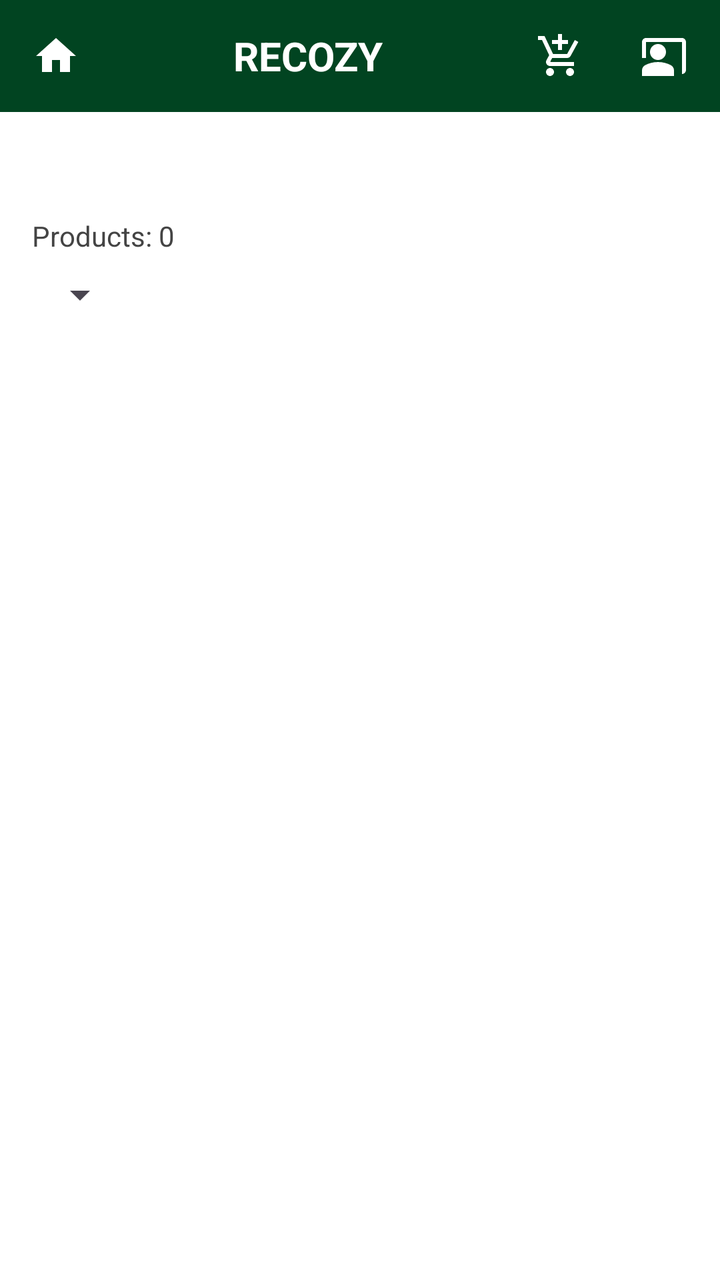
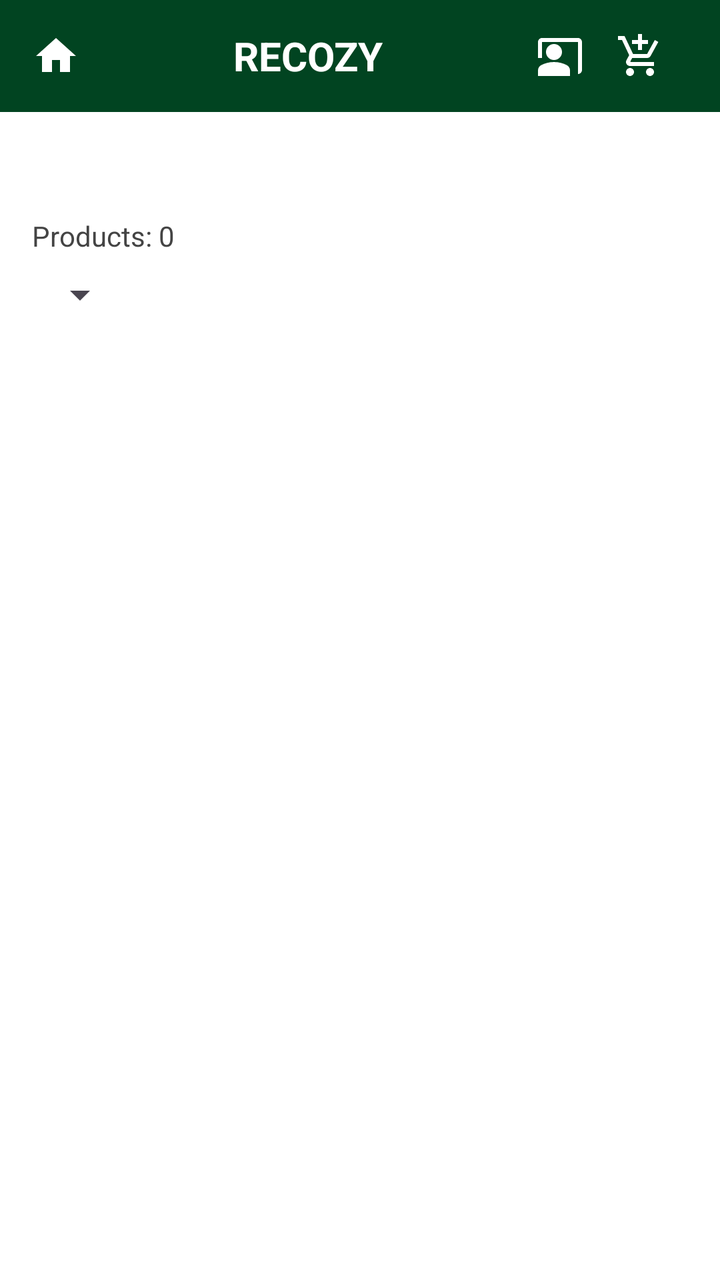

Compare the two renders of this Android layout. The source of the first and the diff that turns it into the second are given below.
<!-- AndroidManifest.xml: application theme Theme.FurnitureStore -->
<!-- res/layout/activity_product_list.xml -->
<?xml version="1.0" encoding="utf-8"?>
<RelativeLayout
    xmlns:android="http://schemas.android.com/apk/res/android"
    xmlns:app="http://schemas.android.com/apk/res-auto"
    android:id="@+id/mainLayout"
    android:layout_width="match_parent"
    android:layout_height="match_parent"
    android:background="@android:color/white"
    android:fitsSystemWindows="true">

    
    <LinearLayout
        android:id="@+id/headerLayout"
        android:layout_width="match_parent"
        android:layout_height="56dp"
        android:orientation="horizontal"
        android:paddingStart="8dp"
        android:paddingEnd="8dp"
        android:gravity="center_vertical"
        android:background="@color/forest_green">

        <ImageView
            android:id="@+id/iconHome"
            android:layout_width="40dp"
            android:layout_height="40dp"
            android:src="@drawable/ic_home"
            app:tint="@android:color/white"
            android:contentDescription="Home"
            android:padding="8dp" />

        <TextView
            android:id="@+id/headerTitle"
            android:layout_width="0dp"
            android:layout_height="wrap_content"
            android:layout_weight="1"
            android:text="RECOZY"
            android:textColor="@android:color/white"
            android:textSize="20sp"
            android:textStyle="bold"
            android:gravity="center" />

        <ImageView
            android:id="@+id/iconCart"
            android:layout_width="40dp"
            android:layout_height="40dp"
            android:src="@drawable/ic_cart"
            app:tint="@android:color/white"
            android:contentDescription="Cart"
            android:padding="8dp"
            android:layout_marginEnd="12dp" />

        <ImageView
            android:id="@+id/iconProfile"
            android:layout_width="40dp"
            android:layout_height="40dp"
            android:src="@drawable/ic_profile"
            app:tint="@android:color/white"
            android:contentDescription="Profile"
            android:padding="8dp" />
    </LinearLayout>

    
    <TextView
        android:id="@+id/titleSearchResults"
        android:layout_width="match_parent"
        android:layout_height="wrap_content"
        android:layout_below="@id/headerLayout"
        android:padding="12dp"
        android:textColor="#222222"
        android:textSize="18sp"
        android:textStyle="bold" />

    
    <TextView
        android:id="@+id/textTotalProducts"
        android:layout_width="wrap_content"
        android:layout_height="wrap_content"
        android:layout_below="@id/titleSearchResults"
        android:layout_marginStart="16dp"
        android:layout_marginTop="4dp"
        android:text="Products: 0"
        android:textColor="#444444"
        android:textSize="14sp" />

    
    <Spinner
        android:id="@+id/spinnerSort"
        android:layout_width="wrap_content"
        android:layout_height="wrap_content"
        android:layout_below="@id/textTotalProducts"
        android:layout_marginStart="16dp"
        android:layout_marginTop="8dp" />

    
    <androidx.recyclerview.widget.RecyclerView
        android:id="@+id/recyclerView"
        android:layout_below="@id/spinnerSort"
        android:layout_width="match_parent"
        android:layout_height="match_parent"
        android:padding="8dp" />

</RelativeLayout>
<!-- resources referenced by this layout -->
<resources>
  <color name="forest_green">#014421</color>
  <!-- drawable ic_cart (drawable) -->
  <vector xmlns:android="http://schemas.android.com/apk/res/android" android:height="24dp" android:tint="#000000" android:viewportHeight="24" android:viewportWidth="24" android:width="24dp">
        
      <path android:fillColor="@android:color/white" android:pathData="M11,9h2L13,6h3L16,4h-3L13,1h-2v3L8,4v2h3v3zM7,18c-1.1,0 -1.99,0.9 -1.99,2S5.9,22 7,22s2,-0.9 2,-2 -0.9,-2 -2,-2zM17,18c-1.1,0 -1.99,0.9 -1.99,2s0.89,2 1.99,2 2,-0.9 2,-2 -0.9,-2 -2,-2zM7.17,14.75l0.03,-0.12 0.9,-1.63h7.45c0.75,0 1.41,-0.41 1.75,-1.03l3.86,-7.01L19.42,4h-0.01l-1.1,2 -2.76,5L8.53,11l-0.13,-0.27L6.16,6l-0.95,-2 -0.94,-2L1,2v2h2l3.6,7.59 -1.35,2.45c-0.16,0.28 -0.25,0.61 -0.25,0.96 0,1.1 0.9,2 2,2h12v-2L7.42,15c-0.13,0 -0.25,-0.11 -0.25,-0.25z"/>
      
  </vector>
  <!-- drawable ic_home (drawable) -->
  <vector xmlns:android="http://schemas.android.com/apk/res/android" android:height="24dp" android:tint="#000000" android:viewportHeight="24" android:viewportWidth="24" android:width="24dp">
        
      <path android:fillColor="@android:color/white" android:pathData="M10,20v-6h4v6h5v-8h3L12,3 2,12h3v8z"/>
      
  </vector>
  <!-- drawable ic_profile (drawable) -->
  <vector xmlns:android="http://schemas.android.com/apk/res/android" android:height="24dp" android:tint="#000000" android:viewportHeight="24" android:viewportWidth="24" android:width="24dp">
        
      <path android:fillColor="@android:color/white" android:pathData="M21,3H3C1.9,3 1,3.9 1,5v8h2V5h18v16c1.1,0 2,-0.9 2,-2V5C23,3.9 22.1,3 21,3z"/>
        
      <path android:fillColor="@android:color/white" android:pathData="M9,10m-4,0a4,4 0,1 1,8 0a4,4 0,1 1,-8 0"/>
        
      <path android:fillColor="@android:color/white" android:pathData="M15.39,16.56C13.71,15.7 11.53,15 9,15c-2.53,0 -4.71,0.7 -6.39,1.56C1.61,17.07 1,18.1 1,19.22V22h16v-2.78C17,18.1 16.39,17.07 15.39,16.56z"/>
      
  </vector>
  <style name="Theme.FurnitureStore" parent="Base.Theme.FurnitureStore" />
  <style name="Base.Theme.FurnitureStore" parent="Theme.Material3.DayNight.NoActionBar">
          
          
      </style>
</resources>

<!-- the commit's change to res/layout/activity_product_list.xml (unified diff, before → after) -->
@@ -38,7 +38,14 @@
             android:textSize="20sp"
             android:textStyle="bold"
             android:gravity="center" />
-
+        <ImageView
+            android:id="@+id/iconProfile"
+            android:layout_width="40dp"
+            android:layout_height="40dp"
+            android:src="@drawable/ic_profile"
+            app:tint="@android:color/white"
+            android:contentDescription="Profile"
+            android:padding="8dp" />
         <ImageView
             android:id="@+id/iconCart"
             android:layout_width="40dp"
@@ -49,14 +56,7 @@
             android:padding="8dp"
             android:layout_marginEnd="12dp" />
 
-        <ImageView
-            android:id="@+id/iconProfile"
-            android:layout_width="40dp"
-            android:layout_height="40dp"
-            android:src="@drawable/ic_profile"
-            app:tint="@android:color/white"
-            android:contentDescription="Profile"
-            android:padding="8dp" />
+
     </LinearLayout>
 
     
